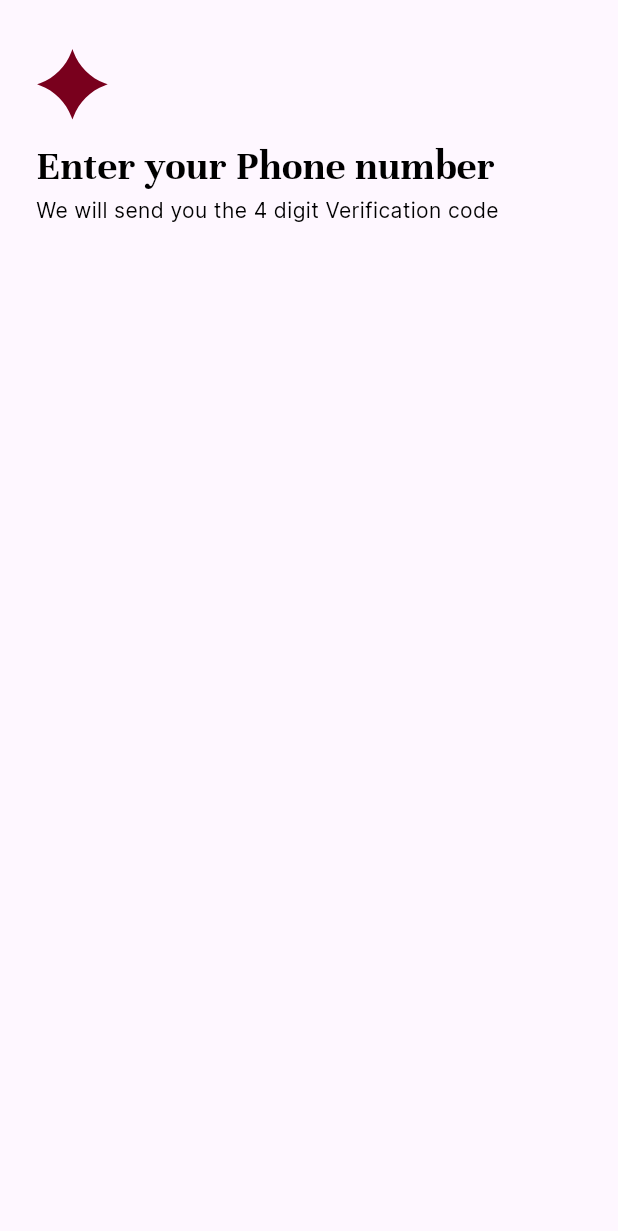
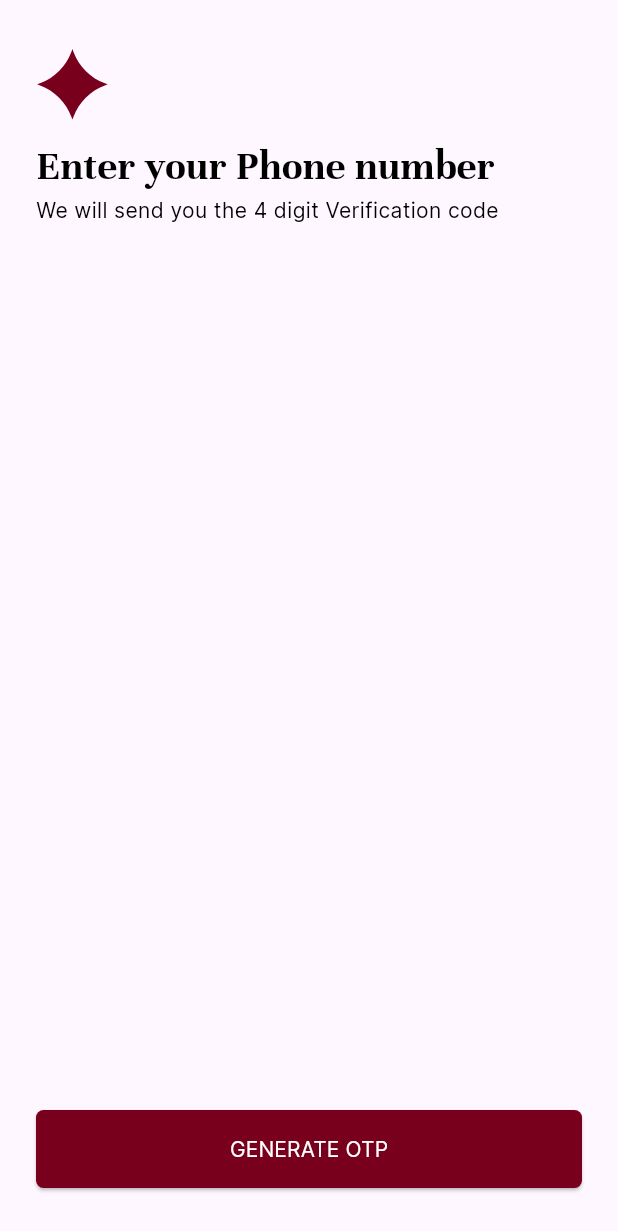
Before and after one commit to XpenseaApp/Xpensea_Flutter, a Flutter app: the screen it shows after launch, on a phone screen of 412 x 824 dp. Shown: the top 1231 px of the screen. Run offline on Flutter 3.47's test engine with Material 3 defaults, Android fonts, the phone set to English and light mode, and no system bars; our stand-ins replace flutter_svg.

Commit message:
otppage and solid button

```diff
--- /dev/null
+++ b/xpensea/lib/src/presentation/components/buttons/solid_button.dart
@@ -0,0 +1,27 @@
+import 'package:flutter/material.dart';
+import 'package:xpensea/src/presentation/theme/palette.dart';
+import 'package:xpensea/src/presentation/theme/text_style.dart';
+
+class SolidButton extends StatelessWidget {
+  const SolidButton({
+    super.key,
+  });
+
+  @override
+  Widget build(BuildContext context) {
+    return SizedBox(
+      width: double.infinity,
+      child: ElevatedButton(
+          style: ElevatedButton.styleFrom(
+              padding: const EdgeInsets.all(16.0),
+              backgroundColor: AppPalette.kPrimaryColor,
+              shape: RoundedRectangleBorder(
+                  borderRadius: BorderRadius.circular(5))),
+          onPressed: () {},
+          child: Text(
+            'GENERATE OTP',
+            style: AppTextStyle.kSmallTitleR.copyWith(color: Colors.white),
+          )),
+    );
+  }
+}
--- a/xpensea/lib/src/presentation/components/placeholder.dart
+++ /dev/null
@@ -1 +0,0 @@
-//delete when other files are added
--- a/xpensea/lib/src/presentation/screens/otp_page.dart
+++ b/xpensea/lib/src/presentation/screens/otp_page.dart
@@ -1,6 +1,9 @@
 import 'package:flutter/material.dart';
+import 'package:flutter/widgets.dart';
 import 'package:flutter_svg/flutter_svg.dart';
+import 'package:xpensea/src/presentation/components/buttons/solid_button.dart';
 import 'package:xpensea/src/presentation/icons/app_icons.dart';
+import 'package:xpensea/src/presentation/theme/palette.dart';
 import 'package:xpensea/src/presentation/theme/text_style.dart';
 
 class OtpPage extends StatelessWidget {
@@ -26,7 +29,9 @@ class OtpPage extends StatelessWidget {
               const Text(
                 "We will send you the 4 digit Verification code",
                 style: AppTextStyle.kSmallTitleR,
-              )
+              ),
+              const Spacer(),
+              const SolidButton()
             ],
           ),
         ),
```
